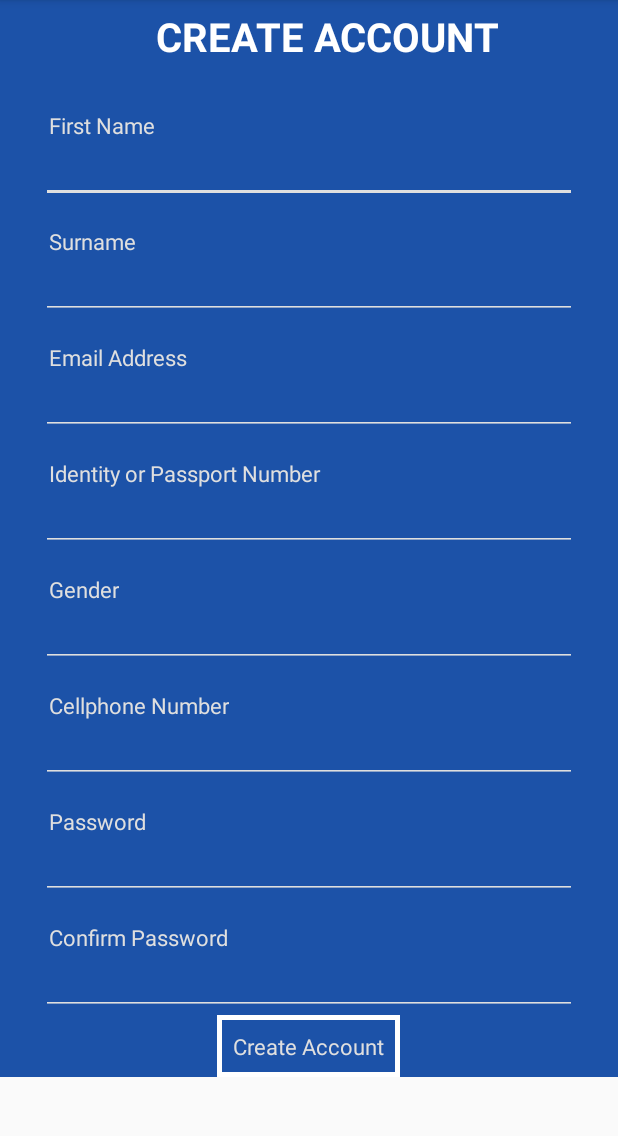
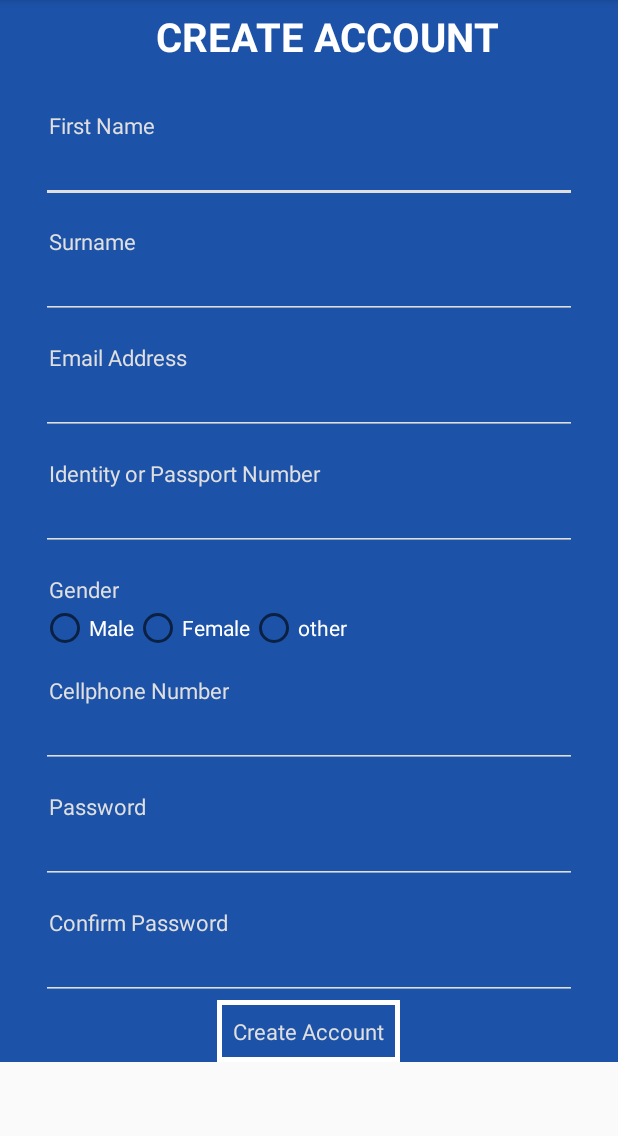
Before and after one commit to just-imagine/Doctor_Appointment_Booking, an Android app: the screen it shows after launch (WelcomeActivity2), after a tap on "REGISTER", on a phone screen of 412 x 824 dp, the part 84-1220 px from its top. Run offline under Robolectric (Android 15) with nearby library versions, the phone set to English and light mode, and no system bars.

Commit message:
Implemented the registration page where information is collected to create an account for the user,information must be of the correct format, no null values fro input fields and information that is numerical must not contain any characters and email address must have relevant format.Imolement oclick action for create account, the onclick trigger checks that all necessary fields are completed and have the correct format and that the password and confirm password have the same if all the checks are passed the account is added to the database,
Implemented the onclick action for login button, the user can login using their id number and password or email address and password, the account corresponding to the detailis is queried in the database if it is found the app proceeds to the home screen which is still to be implemented(its empty) otherwise the sign in fails if account does not exist or details are wrong.

```diff
--- a/app/build.gradle
+++ b/app/build.gradle
@@ -22,6 +22,7 @@ dependencies {
     implementation fileTree(dir: 'libs', include: ['*.jar'])
     implementation 'com.android.support:appcompat-v7:26.0.0-beta1'
     implementation 'com.android.support.constraint:constraint-layout:1.0.2'
+    //implementation 'com.android.support:design:26.1.0'
     testImplementation 'junit:junit:4.12'
     androidTestImplementation 'com.android.support.test:runner:0.5'
     androidTestImplementation 'com.android.support.test.espresso:espresso-core:2.2.2'
--- a/app/src/main/java/com/example/a1611821/doctor_appointment_booking/LoginActivity.java
+++ b/app/src/main/java/com/example/a1611821/doctor_appointment_booking/LoginActivity.java
@@ -1,19 +1,54 @@
 package com.example.a1611821.doctor_appointment_booking;
 
+import android.content.ContentValues;
 import android.content.Intent;
 import android.support.v7.app.AppCompatActivity;
 import android.os.Bundle;
 import android.view.View;
 import android.widget.Button;
+import android.widget.EditText;
 import android.widget.TextView;
+import android.widget.Toast;
 
 public class LoginActivity extends AppCompatActivity {
 
-    Button data;
+    Button Login;
+    EditText Username;
+    EditText Password;
     @Override
     protected void onCreate(Bundle savedInstanceState) {
         super.onCreate(savedInstanceState);
         setContentView(R.layout.activity_login);
+        Username=(EditText)findViewById(R.id.username);
+        Password=(EditText)findViewById(R.id.password);
+
+        Login=(Button)findViewById(R.id.login);
+        Login.setOnClickListener(new View.OnClickListener() {
+            @Override
+            public void onClick(View v) {
+                String username=Username.getText().toString();
+                String password=Password.getText().toString();
+                ContentValues Params=new ContentValues();
+                Params.put("USERNAME",username);
+                Params.put("PASSWORD",password);
+
+                AsyncHTTPPost SignIn=new AsyncHTTPPost("http://lamp.ms.wits.ac.za/~s1611821/Login.php",Params) {
+                    @Override
+                    protected void onPostExecute(String output) {
+                        if(output.equals("success")){
+                            Intent HomeActivity=new Intent(getApplicationContext(),HomeActivity.class);
+                            startActivity(HomeActivity);
+                        }
+
+                        else if(output.equals("unsuccessful")){
+                            Toast.makeText(getApplicationContext(),"Check your username and password",Toast.LENGTH_SHORT).show();
+                        }
+
+                    }
+                };
+                SignIn.execute();
+            }
+        });
     }
 
     public void _register(View view){
--- a/app/src/main/res/layout/activity_login.xml
+++ b/app/src/main/res/layout/activity_login.xml
@@ -23,7 +23,7 @@
         <EditText
             android:layout_width="wrap_content"
             android:layout_height="40dp"
-
+            android:id="@+id/username"
             android:hint="@string/username"
 
             />
@@ -41,6 +41,7 @@
 
 
         <EditText
+            android:id="@+id/password"
             android:layout_width="wrap_content"
             android:layout_height="40dp"
             android:layout_marginTop="20dp"
@@ -53,6 +54,7 @@
         android:layout_height="40dp"
         android:layout_marginTop="20dp"
         android:text="@string/login"
+        android:id="@+id/login"
 
         />
     <LinearLayout
--- a/app/src/main/res/layout/activity_welcome2.xml
+++ b/app/src/main/res/layout/activity_welcome2.xml
@@ -123,6 +123,7 @@
                 android:textSize="22px"
                 android:text="Identity or Passport Number"/>
             <EditText
+                android:inputType="numberDecimal"
                 android:id="@+id/identity_no"
                 android:layout_width="match_parent"
                 android:layout_height="42dp"
@@ -147,14 +148,31 @@
                 android:paddingLeft="5dp"
                 android:textSize="22px"
                 android:text="Gender"/>
-            <EditText
-                android:id="@+id/gender"
-                android:layout_width="match_parent"
-                android:layout_height="42dp"
-                android:backgroundTint="#dfdfdf"
-                android:textSize="25px"
-                android:maxLines="1"
-                android:singleLine="true"/>
+            <RadioGroup
+                android:id="@+id/sex"
+                android:layout_width="wrap_content"
+                android:layout_height="match_parent"
+                android:orientation="horizontal">
+                <RadioButton
+                    android:id="@+id/male"
+                    android:textColor="#ffff"
+                    android:text="Male"
+                    android:layout_width="wrap_content"
+                    android:layout_height="match_parent" />
+                <RadioButton
+                    android:id="@+id/female"
+                    android:textColor="#fff"
+                    android:text="Female"
+                    android:layout_width="wrap_content"
+                    android:layout_height="match_parent" />
+
+                <RadioButton
+                    android:id="@+id/other"
+                    android:textColor="#fff"
+                    android:text="other"
+                    android:layout_width="wrap_content"
+                    android:layout_height="match_parent" />
+            </RadioGroup>
         </LinearLayout>
 
         <LinearLayout
@@ -173,6 +191,7 @@
                 android:textSize="22px"
                 android:text="Cellphone Number"/>
             <EditText
+                android:inputType="numberDecimal"
                 android:id="@+id/mobile"
                 android:layout_width="match_parent"
                 android:layout_height="42dp"
@@ -245,12 +264,14 @@
 
 
             <TextView
+                android:id="@+id/createAccount"
                 android:layout_width="wrap_content"
                 android:layout_height="wrap_content"
                 android:textColor="#dfdfdf"
                 android:padding="5dp"
                 android:textSize="22px"
-                android:text="Create Account"/>
+                android:text="Create Account"
+                android:clickable="true"/>
         </LinearLayout>
 
     </LinearLayout>
--- a/app/src/main/res/values/strings.xml
+++ b/app/src/main/res/values/strings.xml
@@ -5,4 +5,10 @@
     <string name="login">LOGIN</string>
     <string name="password">Password</string>
     <string name="username">Username</string>
+    <string name="title_activity_home">HomeActivity</string>
+
+    <string name="navigation_drawer_open">Open navigation drawer</string>
+    <string name="navigation_drawer_close">Close navigation drawer</string>
+
+    <string name="action_settings">Settings</string>
 </resources>
--- a/build.gradle
+++ b/build.gradle
@@ -4,6 +4,10 @@ buildscript {
 
     repositories {
         mavenLocal()
+        maven {
+            url 'https://maven.google.com/'
+            name 'Google'
+        }
     }
     dependencies {
         classpath 'com.android.tools.build:gradle:3.0.1'
@@ -17,6 +21,7 @@ buildscript {
 allprojects {
     repositories {
         mavenLocal()
+        google()
     }
 }
 
```
Also changed, not shown: app/src/main/AndroidManifest.xml (+6 -1 lines), app/src/main/java/com/example/a1611821/doctor_appointment_booking/HomeActivity.java (added, +13 -0 lines), app/src/main/java/com/example/a1611821/doctor_appointment_booking/WelcomeActivity2.java (+186 -1 lines), app/src/main/res/layout/activity_home.xml (added, +9 -0 lines), app/src/main/res/values/styles.xml (+9 -0 lines).
